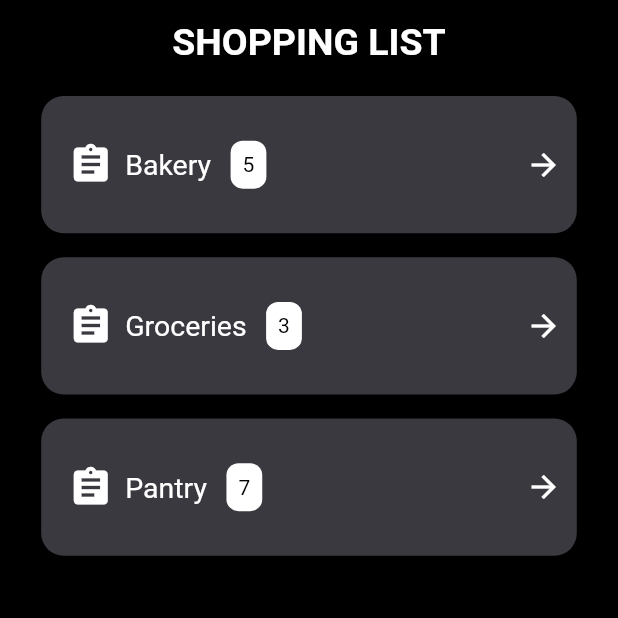
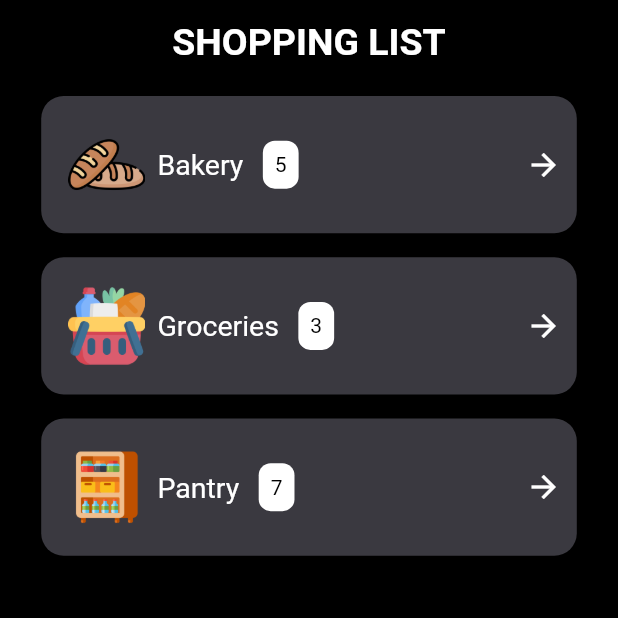
Before and after one commit to adarshbalu/un_check, a Flutter app: the screen it shows after launch, on a phone screen of 412 x 824 dp, the top half of it. Run offline on Flutter 3.47's test engine with Material 2 defaults, Android fonts, the phone set to English and light mode, and no system bars; our stand-ins replace hive; accounts and stored records are empty.

Commit message:
Major improvements to ui , added icons

```diff
--- a/lib/main.dart
+++ b/lib/main.dart
@@ -17,6 +17,29 @@ class MyApp extends StatelessWidget {
       title: 'UnCheck',
       debugShowCheckedModeBanner: false,
       theme: ThemeData.dark().copyWith(
+        inputDecorationTheme: InputDecorationTheme(
+            filled: true,
+            fillColor: Colors.white,
+            hintStyle: TextStyle(color: Colors.grey.shade800),
+            border: OutlineInputBorder(
+              borderRadius: BorderRadius.circular(10),
+              borderSide: BorderSide(width: 2),
+            ),
+            focusedBorder: OutlineInputBorder(
+              borderRadius: BorderRadius.circular(10),
+              borderSide: BorderSide(width: 2),
+            ),
+            errorBorder: OutlineInputBorder(
+                borderRadius: BorderRadius.circular(10),
+                borderSide: BorderSide(width: 2, color: Colors.red)),
+            disabledBorder:
+                OutlineInputBorder(borderRadius: BorderRadius.circular(10)),
+            focusedErrorBorder: OutlineInputBorder(
+                borderRadius: BorderRadius.circular(10),
+                borderSide: BorderSide(width: 2, color: Colors.red)),
+            enabledBorder: OutlineInputBorder(
+                borderSide: BorderSide(width: 2),
+                borderRadius: BorderRadius.circular(10))),
         scaffoldBackgroundColor: Colors.black,
         visualDensity: VisualDensity.adaptivePlatformDensity,
         appBarTheme: AppBarTheme(
--- a/lib/screens/details_screen.dart
+++ b/lib/screens/details_screen.dart
@@ -44,7 +44,11 @@ class _DetailsScreenState extends State<DetailsScreen> {
               child: ListView(
                 shrinkWrap: true,
                 children: <Widget>[
-                  ItemCard(),
+                  ItemCard(
+                    name: 'Apple',
+                    quantity: 10,
+                    type: 'pcs',
+                  ),
                 ],
               ),
             ),
--- a/lib/screens/home.dart
+++ b/lib/screens/home.dart
@@ -1,4 +1,5 @@
 import 'package:flutter/material.dart';
+import 'package:un_check/utils/constants.dart';
 import 'package:un_check/widgets/category_card.dart';
 
 class HomeScreen extends StatefulWidget {
@@ -21,14 +22,17 @@ class _HomeScreenState extends State<HomeScreen> {
           CategoryCard(
             title: 'Bakery',
             number: 5,
+            icon: bakeryImage,
           ),
           CategoryCard(
             title: 'Groceries',
             number: 3,
+            icon: groceriesImage,
           ),
           CategoryCard(
             title: 'Pantry',
             number: 7,
+            icon: pantryImage,
           ),
         ],
       ),
--- a/lib/widgets/category_card.dart
+++ b/lib/widgets/category_card.dart
@@ -4,7 +4,7 @@ import 'package:un_check/utils/constants.dart';
 
 class CategoryCard extends StatelessWidget {
   final String title;
-  final Icon icon;
+  final String icon;
   final int number;
 
   const CategoryCard({
@@ -42,13 +42,8 @@ class CategoryCard extends StatelessWidget {
                 mainAxisSize: MainAxisSize.min,
                 children: <Widget>[
                   Padding(
-                    padding: EdgeInsets.only(left: 8.0, right: 8),
-                    child: Icon(
-                      Icons.assignment,
-                      color: Colors.white,
-                      size: 30,
-                    ),
-                  ),
+                      padding: EdgeInsets.only(left: 8.0, right: 8),
+                      child: Image.asset(icon)),
                   Padding(
                     padding: EdgeInsets.only(right: 8),
                     child: Text(
```
Also changed, not shown: lib/screens/add_item_screen.dart (+13 -30 lines), lib/utils/constants.dart (+33 -0 lines), lib/widgets/item_card.dart (+59 -3 lines), assets/bakery.png (added), assets/books.png (added), assets/dairy.png (added), assets/fruits.png (added), assets/groceries.png (added), assets/household.png (added), assets/meat.png (added), assets/other.png (added), assets/pantry.png (added), lib/utils/theme.dart (added).
